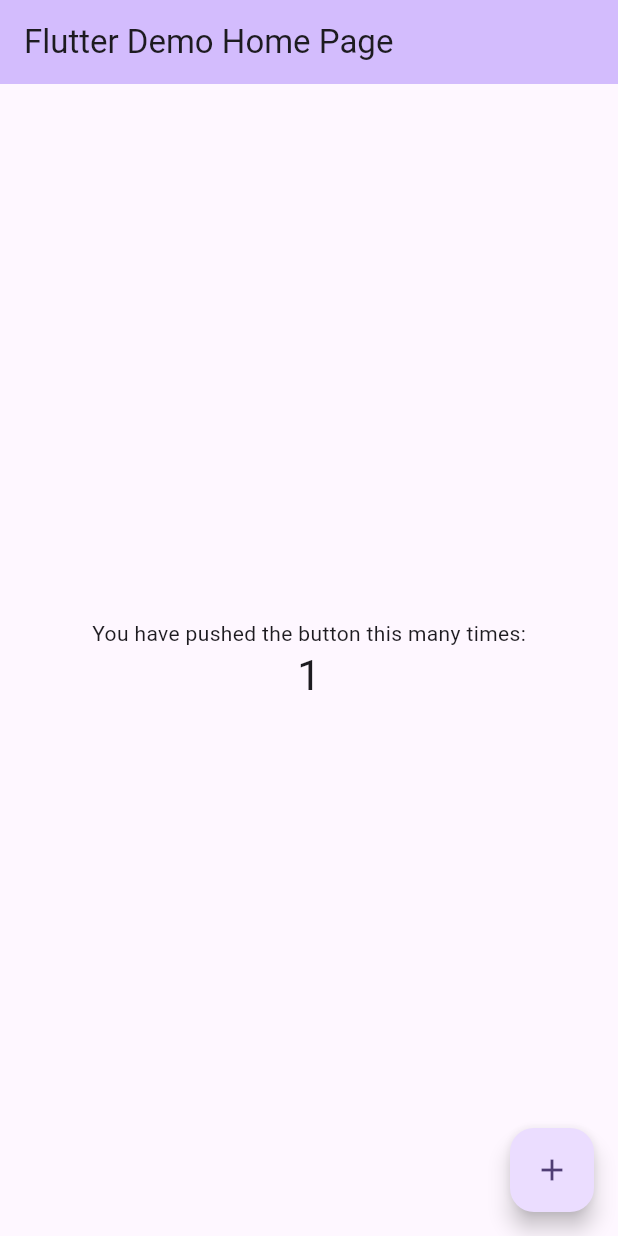
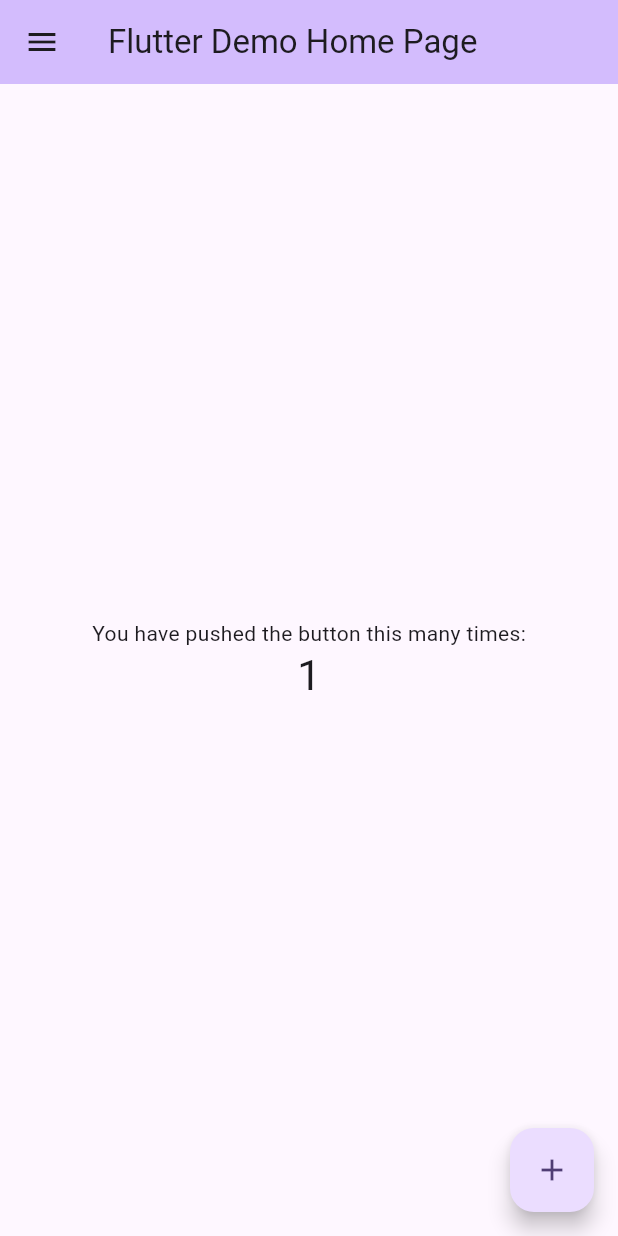
Before and after one commit to OneFamous/mobileproject, a Flutter app: the screen it shows after launch, after a tap on the "add" icon, on a phone screen of 412 x 824 dp. Run offline on Flutter 3.47's test engine with Material 2 defaults, Android fonts, the phone set to English and light mode, and no system bars; network calls fail.

Commit message:
Navbar is added. SideBar is added.(No Function is working for now!)

```diff
--- /dev/null
+++ b/lib/NavBar.dart
@@ -0,0 +1,66 @@
+import 'package:flutter/material.dart';
+
+class NavBar extends StatelessWidget {
+  const NavBar({super.key});
+  @override
+  Widget build(BuildContext context) {
+    return Drawer(
+      child: ListView(
+        children: [
+          const UserAccountsDrawerHeader(
+            accountName: Text('Fatih Ateş'),
+            accountEmail: Text('fatihates@aaaaa.com'),
+            currentAccountPicture: CircleAvatar(
+              backgroundImage: NetworkImage(
+                  'https://freepngimg.com/thumb/dishonored/11-2-dishonored-free-png-image.png'),
+            ),
+            decoration: BoxDecoration(
+              image: DecorationImage(
+                image: NetworkImage(
+                    'https://unblast.com/wp-content/uploads/2021/01/Space-Background-Image-3.jpg'),
+                fit: BoxFit.cover,
+              ),
+            ),
+          ),
+          ListTile(
+            leading: Icon(Icons.home),
+            title: Text('Ana Sayfa'),
+            onTap: () {},
+          ),
+          ListTile(
+            leading: Icon(Icons.monetization_on_outlined),
+            title: Text('Döviz Kurları'),
+            onTap: () {},
+          ),
+          ListTile(
+            leading: Icon(Icons.check),
+            title: Text('To-Do'),
+            onTap: () {},
+          ),
+          ListTile(
+            leading: Icon(Icons.note_alt_sharp),
+            title: Text('Not Defteri'),
+            onTap: () {},
+          ),
+          Divider(),
+          ListTile(
+            leading: Icon(Icons.settings),
+            title: Text('Ayarlar'),
+            onTap: () {},
+          ),
+          ListTile(
+            leading: Icon(Icons.description),
+            title: Text('Hakkında'),
+            onTap: () {},
+          ),
+          Divider(),
+          ListTile(
+            leading: Icon(Icons.exit_to_app),
+            title: Text('Çıkış'),
+            onTap: () {},
+          ),
+        ],
+      ),
+    );
+  }
+}
--- a/lib/main.dart
+++ b/lib/main.dart
@@ -1,4 +1,5 @@
 import 'package:flutter/material.dart';
+import 'package:mobileproject/NavBar.dart';
 
 void main() {
   runApp(const MyApp());
@@ -59,50 +60,20 @@ class _MyHomePageState extends State<MyHomePage> {
 
   void _incrementCounter() {
     setState(() {
-      // This call to setState tells the Flutter framework that something has
-      // changed in this State, which causes it to rerun the build method below
-      // so that the display can reflect the updated values. If we changed
-      // _counter without calling setState(), then the build method would not be
-      // called again, and so nothing would appear to happen.
       _counter++;
     });
   }
 
   @override
   Widget build(BuildContext context) {
-    // This method is rerun every time setState is called, for instance as done
-    // by the _incrementCounter method above.
-    //
-    // The Flutter framework has been optimized to make rerunning build methods
-    // fast, so that you can just rebuild anything that needs updating rather
-    // than having to individually change instances of widgets.
     return Scaffold(
+      drawer: NavBar(),
       appBar: AppBar(
-        // TRY THIS: Try changing the color here to a specific color (to
-        // Colors.amber, perhaps?) and trigger a hot reload to see the AppBar
-        // change color while the other colors stay the same.
         backgroundColor: Theme.of(context).colorScheme.inversePrimary,
-        // Here we take the value from the MyHomePage object that was created by
-        // the App.build method, and use it to set our appbar title.
         title: Text(widget.title),
       ),
       body: Center(
-        // Center is a layout widget. It takes a single child and positions it
-        // in the middle of the parent.
         child: Column(
-          // Column is also a layout widget. It takes a list of children and
-          // arranges them vertically. By default, it sizes itself to fit its
-          // children horizontally, and tries to be as tall as its parent.
-          //
-          // Column has various properties to control how it sizes itself and
-          // how it positions its children. Here we use mainAxisAlignment to
-          // center the children vertically; the main axis here is the vertical
-          // axis because Columns are vertical (the cross axis would be
-          // horizontal).
-          //
-          // TRY THIS: Invoke "debug painting" (choose the "Toggle Debug Paint"
-          // action in the IDE, or press "p" in the console), to see the
-          // wireframe for each widget.
           mainAxisAlignment: MainAxisAlignment.center,
           children: <Widget>[
             const Text(
```
